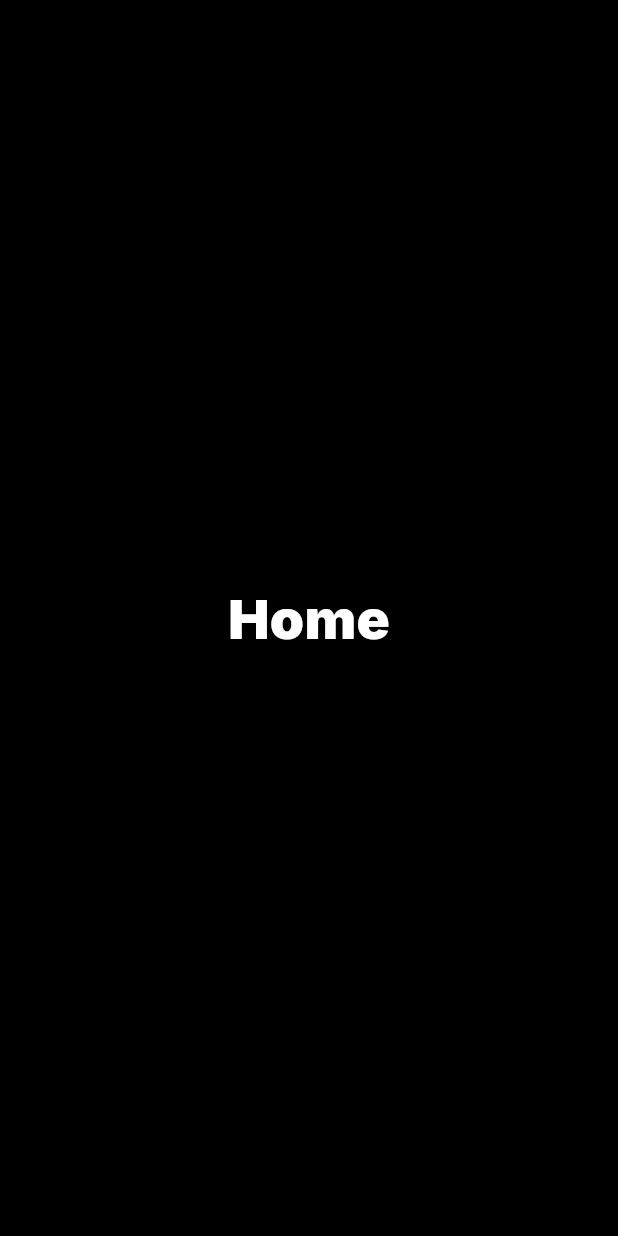
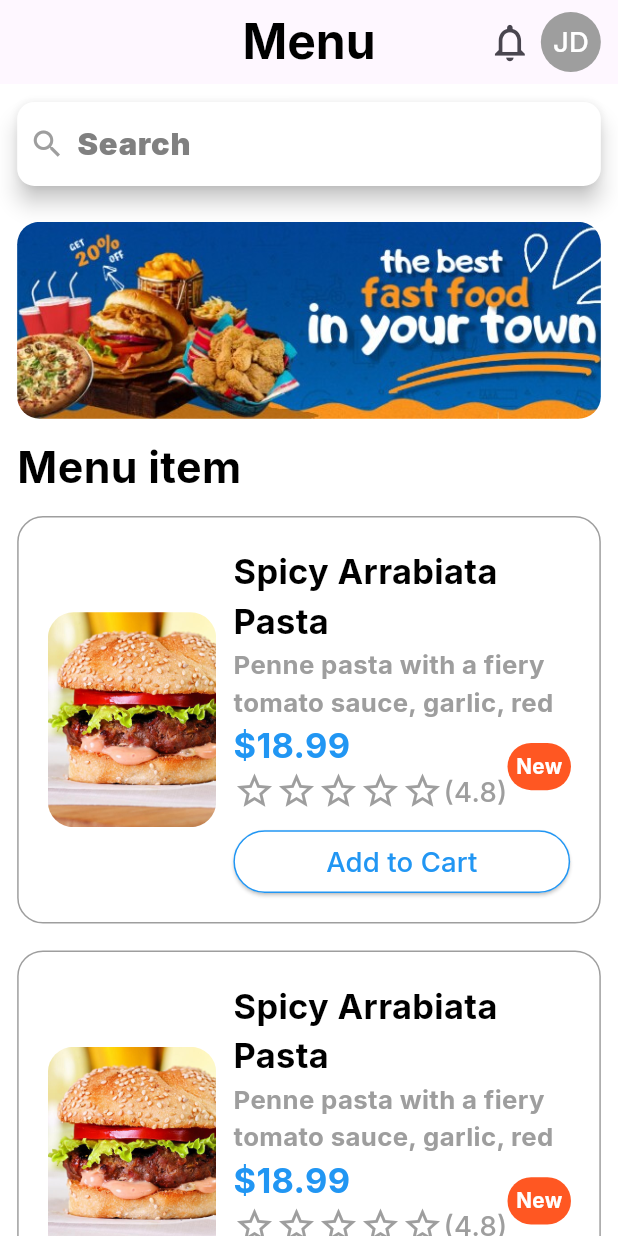
Before and after one commit to Selim513/reco_genie_internship_, a Flutter app: the screen it shows after launch, on a phone screen of 412 x 824 dp. Run offline on Flutter 3.47's test engine with Material 3 defaults, Android fonts, the phone set to English and light mode, and no system bars; our stand-ins replace equatable, firebase_auth, firebase_core, flutter_bloc, flutter_screenutil, gap and 3 more; accounts and stored records are empty.

Commit message:
feat: Implement HomeView and associated widgets for menu display
- Created HomeView with a custom app bar and body layout.
- Added CustomAddToCartButton for cart functionality.
- Developed CustomItemImage for displaying item images.
- Implemented CusotmMenuAppBar for navigation and user interaction.
- Created CustomMenuBanner for promotional content display.
- Added CustomNewItemWidget to highlight new items.
- Developed CustomSearchBar for search functionality.
- Implemented StarRating widget for item rating.
- Created HomeViewBody to structure the main content area.
- Developed ItemSummaryWidget for item pricing and rating display.
- Implemented ItemDetails for detailed item descriptions.
- Created MenuItemsContainer to hold individual menu items.
- Developed PriceAndRateWidget for displaying price and ratings.

```diff
--- a/lib/core/utils/app_fonts.dart
+++ b/lib/core/utils/app_fonts.dart
@@ -6,6 +6,11 @@ abstract class AppFonts {
     color: Colors.black,
     fontSize: 32.sp,
     fontWeight: FontWeight.w900,
+  );
+  static final TextStyle blackBol25 = TextStyle(
+    color: Colors.black,
+    fontSize: 25.sp,
+    fontWeight: FontWeight.bold,
   );
   static final TextStyle regularBoldBlack14 = TextStyle(
     color: Colors.black,
--- a/lib/core/utils/app_route.dart
+++ b/lib/core/utils/app_route.dart
@@ -7,7 +7,7 @@ import 'package:reco_genie_internship/features/auth/presentation/manger/auth_blo
 import 'package:reco_genie_internship/features/auth/presentation/views/login_view.dart';
 import 'package:reco_genie_internship/features/auth/presentation/views/register_view.dart';
 import 'package:reco_genie_internship/features/splash/presentation/splash_view.dart';
-import 'package:reco_genie_internship/home_view.dart';
+import 'package:reco_genie_internship/features/home/presentation/views/home_view.dart';
 
 abstract class AppRouter {
   static String splashView = '/';
--- /dev/null
+++ b/lib/features/home/presentation/views/home_view.dart
@@ -0,0 +1,12 @@
+import 'package:flutter/material.dart';
+import 'package:reco_genie_internship/features/home/presentation/views/widgets/custom_menu_appBar.dart';
+import 'package:reco_genie_internship/features/home/presentation/views/widgets/home_view_body.dart';
+
+class HomeView extends StatelessWidget {
+  const HomeView({super.key});
+
+  @override
+  Widget build(BuildContext context) {
+    return Scaffold(appBar: CusotmMenuAppBar(), body: HomeViewBody());
+  }
+}
--- /dev/null
+++ b/lib/features/home/presentation/views/widgets/custom_add_to_cart_button.dart
@@ -0,0 +1,35 @@
+import 'package:flutter/material.dart';
+import 'package:flutter_screenutil/flutter_screenutil.dart';
+import 'package:reco_genie_internship/core/utils/app_fonts.dart';
+
+class CustomAddToCartButton extends StatelessWidget {
+  const CustomAddToCartButton({
+    super.key,
+    required this.title,
+    required this.onPress,
+  });
+  final String title;
+  final void Function() onPress;
+
+  @override
+  Widget build(BuildContext context) {
+    return SizedBox(
+      height: 35.h,
+      width: double.infinity,
+      child: ElevatedButton(
+        style: ElevatedButton.styleFrom(
+          backgroundColor: Colors.white,
+          shape: RoundedRectangleBorder(
+            side: BorderSide(color: Colors.blue),
+            borderRadius: BorderRadiusGeometry.circular(20.w),
+          ),
+        ),
+        onPressed: onPress,
+        child: Text(
+          title,
+          style: AppFonts.mediumWhite16.copyWith(color: Colors.blue),
+        ),
+      ),
+    );
+  }
+}
--- /dev/null
+++ b/lib/features/home/presentation/views/widgets/custom_item_image.dart
@@ -0,0 +1,21 @@
+import 'package:flutter/material.dart';
+import 'package:flutter_screenutil/flutter_screenutil.dart';
+
+class CustomItemImage extends StatelessWidget {
+  const CustomItemImage({super.key});
+
+  @override
+  Widget build(BuildContext context) {
+    return Container(
+      height: 120.h,
+      decoration: BoxDecoration(
+        borderRadius: BorderRadius.circular(15.w),
+
+        image: DecorationImage(
+          fit: BoxFit.cover,
+          image: AssetImage('assets/burger.jpg'),
+        ),
+      ),
+    );
+  }
+}
--- /dev/null
+++ b/lib/features/home/presentation/views/widgets/custom_menu_appBar.dart
@@ -0,0 +1,35 @@
+import 'package:flutter/material.dart';
+import 'package:flutter_screenutil/flutter_screenutil.dart';
+import 'package:gap/gap.dart';
+
+import '../../../../../core/utils/app_fonts.dart';
+
+class CusotmMenuAppBar extends StatelessWidget implements PreferredSizeWidget {
+  const CusotmMenuAppBar({super.key});
+
+  @override
+  Widget build(BuildContext context) {
+    return AppBar(
+      actionsPadding: EdgeInsets.only(right: 10.w),
+      title: Text(
+        'Menu',
+        style: AppFonts.semiBoldBlack32.copyWith(
+          fontSize: 28.sp,
+          fontWeight: FontWeight.bold,
+        ),
+      ),
+      actions: [
+        Icon(Icons.notifications_none_outlined, size: 25.h),
+        Gap(5.w),
+        CircleAvatar(
+          backgroundColor: Colors.grey,
+          child: Center(child: Text('JD', style: AppFonts.boldWhite16)),
+        ),
+      ],
+    );
+  }
+
+  @override
+  // TODO: implement preferredSize
+  Size get preferredSize => Size.fromHeight(kToolbarHeight);
+}
--- /dev/null
+++ b/lib/features/home/presentation/views/widgets/custom_menu_banner.dart
@@ -0,0 +1,20 @@
+import 'package:flutter/material.dart';
+import 'package:flutter_screenutil/flutter_screenutil.dart';
+
+class CustomMenuBanner extends StatelessWidget {
+  const CustomMenuBanner({super.key});
+
+  @override
+  Widget build(BuildContext context) {
+    return Container(
+      height: 110.h,
+      decoration: BoxDecoration(
+        image: DecorationImage(
+          image: AssetImage('assets/banner.jpg'),
+          fit: BoxFit.cover,
+        ),
+        borderRadius: BorderRadius.circular(15),
+      ),
+    );
+  }
+}
--- /dev/null
+++ b/lib/features/home/presentation/views/widgets/custom_new_item_widget.dart
@@ -0,0 +1,28 @@
+
+import 'package:flutter/material.dart';
+import 'package:flutter_screenutil/flutter_screenutil.dart';
+import 'package:reco_genie_internship/core/utils/app_fonts.dart';
+
+class CustomNewItemWidget extends StatelessWidget {
+  const CustomNewItemWidget({
+    super.key,
+  });
+
+  @override
+  Widget build(BuildContext context) {
+    return Container(
+      padding: EdgeInsets.all(5.w),
+      decoration: BoxDecoration(
+        borderRadius: BorderRadius.circular(20),
+        color: Colors.deepOrange,
+      ),
+      child: Text(
+        'New',
+        style: AppFonts.regularBoldBlack14.copyWith(
+          color: Colors.white,
+          fontSize: 12.sp,
+        ),
+      ),
+    );
+  }
+}
--- /dev/null
+++ b/lib/features/home/presentation/views/widgets/custom_search_bar.dart
@@ -0,0 +1,27 @@
+import 'package:flutter/material.dart';
+import 'package:flutter_screenutil/flutter_screenutil.dart';
+import 'package:reco_genie_internship/core/utils/app_fonts.dart';
+
+class CustomSearchBar extends StatelessWidget {
+  const CustomSearchBar({super.key});
+
+  @override
+  Widget build(BuildContext context) {
+    return Padding(
+      padding: EdgeInsetsGeometry.symmetric(vertical: 10.h),
+      child: SearchBar(
+        shape: WidgetStatePropertyAll(
+          RoundedRectangleBorder(
+            borderRadius: BorderRadiusGeometry.circular(10.w),
+          ),
+        ),
+        backgroundColor: WidgetStatePropertyAll(Colors.white),
+        hintStyle: WidgetStatePropertyAll(
+          AppFonts.semiBoldGrey32.copyWith(fontSize: 18.sp),
+        ),
+        leading: Icon(Icons.search, color: Colors.grey),
+        hintText: 'Search',
+      ),
+    );
+  }
+}
--- /dev/null
+++ b/lib/features/home/presentation/views/widgets/custom_star_rate.dart
@@ -0,0 +1,49 @@
+import 'package:flutter/material.dart';
+
+class StarRating extends StatefulWidget {
+  final void Function(int rating)? onRatingChanged;
+  final int initialRating;
+
+  const StarRating({super.key, this.onRatingChanged, this.initialRating = 0});
+
+  @override
+  StarRatingState createState() => StarRatingState();
+}
+
+class StarRatingState extends State<StarRating> {
+  int _rating = 0;
+
+  @override
+  void initState() {
+    super.initState();
+    _rating = widget.initialRating;
+  }
+
+  @override
+  Widget build(BuildContext context) {
+    return Row(
+      mainAxisSize: MainAxisSize.min,
+      children: List.generate(5, (index) {
+        final isSelected = index < _rating;
+        return Padding(
+          padding: const EdgeInsets.symmetric(
+            horizontal: 0,
+          ), // مسافة خفيفة بين النجوم
+          child: GestureDetector(
+            onTap: () {
+              setState(() {
+                _rating = index + 1;
+              });
+              widget.onRatingChanged?.call(_rating);
+            },
+            child: Icon(
+              isSelected ? Icons.star : Icons.star_border,
+              color: isSelected ? Colors.amber : Colors.grey,
+              size: 28,
+            ),
+          ),
+        );
+      }),
+    );
+  }
+}
--- /dev/null
+++ b/lib/features/home/presentation/views/widgets/home_view_body.dart
@@ -0,0 +1,35 @@
+import 'package:flutter/material.dart';
+import 'package:flutter_screenutil/flutter_screenutil.dart';
+import 'package:gap/gap.dart';
+import 'package:reco_genie_internship/core/utils/app_fonts.dart';
+import 'package:reco_genie_internship/features/home/presentation/views/widgets/custom_menu_banner.dart';
+import 'package:reco_genie_internship/features/home/presentation/views/widgets/custom_search_bar.dart';
+import 'package:reco_genie_internship/features/home/presentation/views/widgets/menu_items_container.dart';
+
+class HomeViewBody extends StatelessWidget {
+  const HomeViewBody({super.key});
+
+  @override
+  Widget build(BuildContext context) {
+    return Padding(
+      padding: EdgeInsetsGeometry.symmetric(horizontal: 10.w),
+      child: Column(
+        spacing: 10.h,
+        crossAxisAlignment: CrossAxisAlignment.start,
+        children: [
+          CustomSearchBar(),
+          CustomMenuBanner(),
+
+          Text('Menu item', style: AppFonts.blackBol25),
+          Expanded(
+            child: ListView.separated(
+              separatorBuilder: (context, index) => Gap(15.h),
+              itemCount: 8,
+              itemBuilder: (context, index) => MenuItemsContainer(),
+            ),
+          ),
+        ],
+      ),
+    );
+  }
+}
--- /dev/null
+++ b/lib/features/home/presentation/views/widgets/item_summary_widget.dart
@@ -0,0 +1,22 @@
+
+import 'package:flutter/material.dart';
+import 'package:reco_genie_internship/features/home/presentation/views/widgets/custom_new_item_widget.dart';
+import 'package:reco_genie_internship/features/home/presentation/views/widgets/price_and_rate_widget.dart';
+
+class ItemSummaryWidget extends StatelessWidget {
+  const ItemSummaryWidget({
+    super.key,
+  });
+
+  @override
+  Widget build(BuildContext context) {
+    return Row(
+      mainAxisAlignment: MainAxisAlignment.start,
+      children: [
+        PriceAndRateWidget(),
+        Spacer(),
+        CustomNewItemWidget(),
+      ],
+    );
+  }
+}
--- /dev/null
+++ b/lib/features/home/presentation/views/widgets/items_details.dart
@@ -0,0 +1,36 @@
+import 'package:flutter/material.dart';
+import 'package:flutter_screenutil/flutter_screenutil.dart';
+import 'package:gap/gap.dart';
+import 'package:reco_genie_internship/core/utils/app_fonts.dart';
+import 'package:reco_genie_internship/features/home/presentation/views/widgets/custom_add_to_cart_button.dart';
+import 'package:reco_genie_internship/features/home/presentation/views/widgets/item_summary_widget.dart';
+
+class ItemDetails extends StatelessWidget {
+  const ItemDetails({super.key});
+
+  @override
+  Widget build(BuildContext context) {
+    return Column(
+      mainAxisAlignment: MainAxisAlignment.center,
+      crossAxisAlignment: CrossAxisAlignment.start,
+      children: [
+        Text(
+          'Spicy Arrabiata Pasta',
+          maxLines: 2,
+          style: AppFonts.blackBol25.copyWith(fontSize: 20.sp),
+        ),
+        Text(
+          'Penne pasta with a fiery tomato sauce, garlic, red chili flakes, and fresh basil.',
+          maxLines: 2,
+          style: AppFonts.regularBoldBlack14.copyWith(
+            color: Colors.grey,
+            fontSize: 15.sp,
+          ),
+        ),
+        ItemSummaryWidget(),
+        Gap(10.h),
+        CustomAddToCartButton(title: 'Add to Cart', onPress: () {}),
+      ],
+    );
+  }
+}
--- /dev/null
+++ b/lib/features/home/presentation/views/widgets/menu_items_container.dart
@@ -0,0 +1,27 @@
+import 'package:flutter/material.dart';
+import 'package:flutter_screenutil/flutter_screenutil.dart';
+import 'package:reco_genie_internship/features/home/presentation/views/widgets/custom_item_image.dart';
+import 'package:reco_genie_internship/features/home/presentation/views/widgets/items_details.dart';
+
+class MenuItemsContainer extends StatelessWidget {
+  const MenuItemsContainer({super.key});
+
+  @override
+  Widget build(BuildContext context) {
+    return Container(
+      padding: EdgeInsets.all(17.w),
+      decoration: BoxDecoration(
+        borderRadius: BorderRadius.circular(15.w),
+        border: Border.all(color: Colors.grey),
+      ),
+      child: Row(
+        spacing: 10.w,
+        children: [
+          Expanded(child: CustomItemImage()),
+
+          Expanded(flex: 2, child: ItemDetails()),
+        ],
+      ),
+    );
+  }
+}
--- /dev/null
+++ b/lib/features/home/presentation/views/widgets/price_and_rate_widget.dart
@@ -0,0 +1,33 @@
+import 'package:flutter/material.dart';
+import 'package:flutter_screenutil/flutter_screenutil.dart';
+import 'package:reco_genie_internship/core/utils/app_fonts.dart';
+import 'package:reco_genie_internship/features/home/presentation/views/widgets/custom_star_rate.dart';
+
+class PriceAndRateWidget extends StatelessWidget {
+  const PriceAndRateWidget({super.key});
+
+  @override
+  Widget build(BuildContext context) {
+    return Column(
+      crossAxisAlignment: CrossAxisAlignment.start,
+      children: [
+        Text(
+          '\$18.99',
+          style: AppFonts.blackBol25.copyWith(
+            color: Colors.blue,
+            fontSize: 20.sp,
+          ),
+        ),
+        Row(
+          children: [
+            StarRating(),
+            Text(
+              '(4.8)',
+              style: AppFonts.boldWhite16.copyWith(color: Colors.grey),
+            ),
+          ],
+        ),
+      ],
+    );
+  }
+}
--- a/lib/home_view.dart
+++ /dev/null
@@ -1,19 +0,0 @@
-import 'package:flutter/material.dart';
-import 'package:reco_genie_internship/core/utils/app_fonts.dart';
-
-class HomeView extends StatelessWidget {
-  const HomeView({super.key});
-
-  @override
-  Widget build(BuildContext context) {
-    return Scaffold(
-      backgroundColor: Colors.black,
-      body: Center(
-        child: Text(
-          'Home',
-          style: AppFonts.semiBoldBlack32.copyWith(color: Colors.white),
-        ),
-      ),
-    );
-  }
-}
--- a/lib/main.dart
+++ b/lib/main.dart
@@ -6,7 +6,7 @@ import 'package:google_fonts/google_fonts.dart';
 import 'package:reco_genie_internship/core/observer/simple_bloc_observer.dart';
 import 'package:reco_genie_internship/core/utils/service_locator.dart';
 import 'package:reco_genie_internship/firebase_options.dart';
-import 'package:reco_genie_internship/home_view.dart';
+import 'package:reco_genie_internship/features/home/presentation/views/home_view.dart';
 
 void main() async {
   WidgetsFlutterBinding.ensureInitialized();
@@ -24,6 +24,7 @@ class MainApp extends StatelessWidget {
     return ScreenUtilInit(
       builder: (context, child) => MaterialApp(
         theme: ThemeData(
+          appBarTheme: AppBarTheme(centerTitle: true),
           scaffoldBackgroundColor: Colors.white,
           fontFamily: GoogleFonts.inter().fontFamily,
         ),
```
Also changed, not shown: assets/banner.jpg (added), assets/burger.jpg (added).
